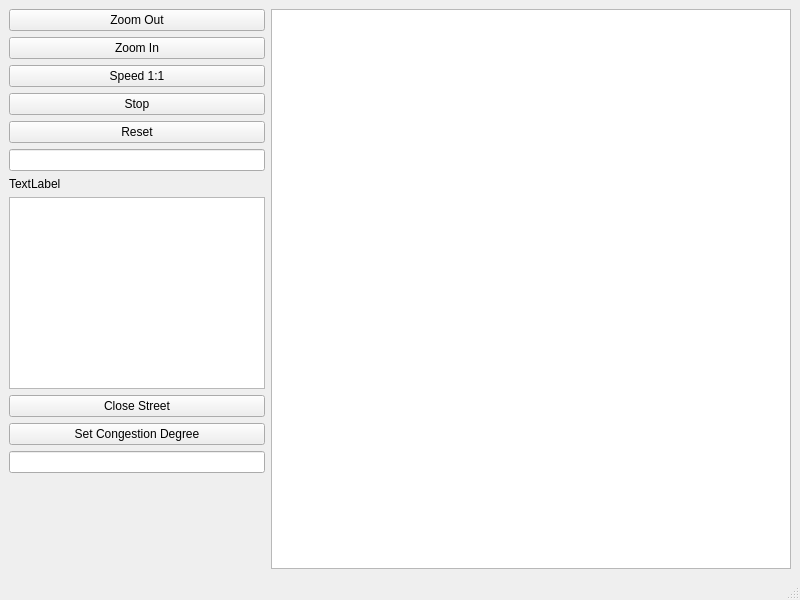
Before: the Qt Designer form src/mainwindow.ui in tomiju/ICP-BusTracker, drawn with Qt 5.
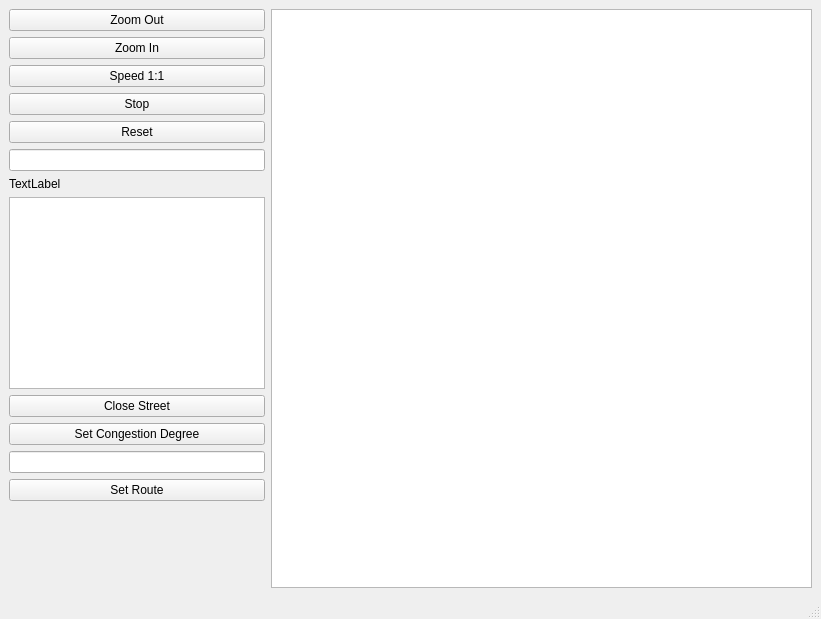
After: the same form once the commit is applied.

Commit message: Added Custom Routes

Diff of the .ui file:
```diff
--- a/src/mainwindow.ui
+++ b/src/mainwindow.ui
@@ -6,8 +6,8 @@
    <rect>
     <x>0</x>
     <y>0</y>
-    <width>800</width>
-    <height>600</height>
+    <width>821</width>
+    <height>619</height>
    </rect>
   </property>
   <property name="sizePolicy">
@@ -115,6 +115,13 @@
         </property>
        </widget>
       </item>
+      <item>
+       <widget class="QPushButton" name="setRouteButton">
+        <property name="text">
+         <string>Set Route</string>
+        </property>
+       </widget>
+      </item>
       <item>
        <spacer name="verticalSpacer">
         <property name="orientation">
```
Left out of the diff: 4 changed lines with no effect on the pictures. The commit also changes 11 other files.
